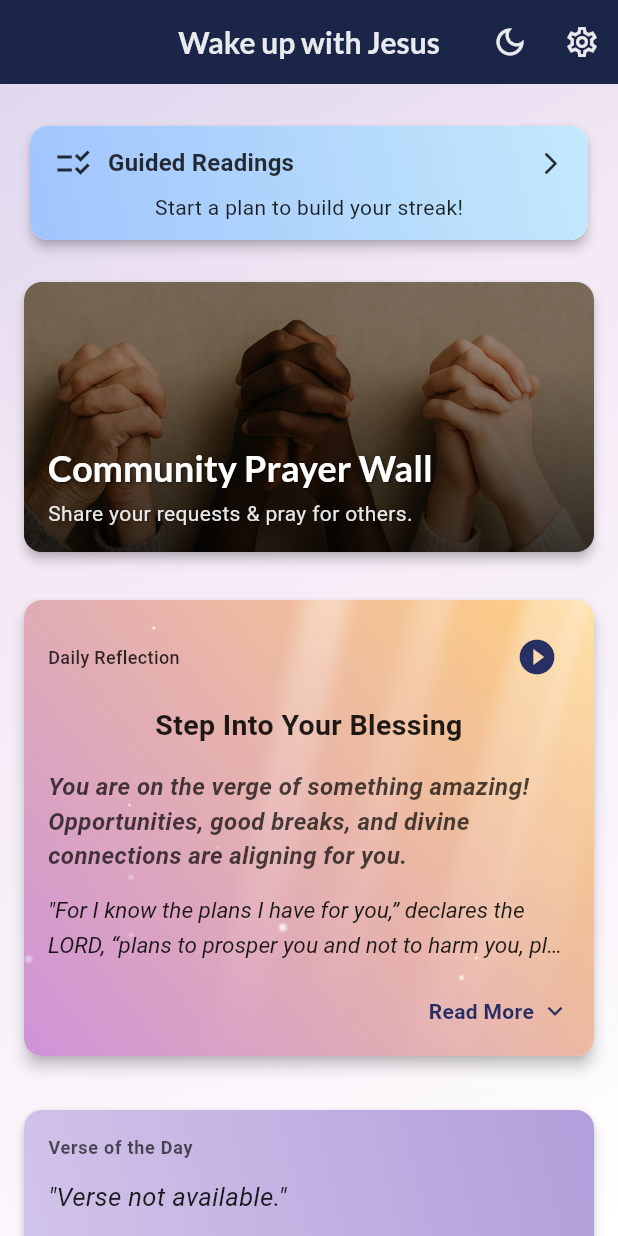
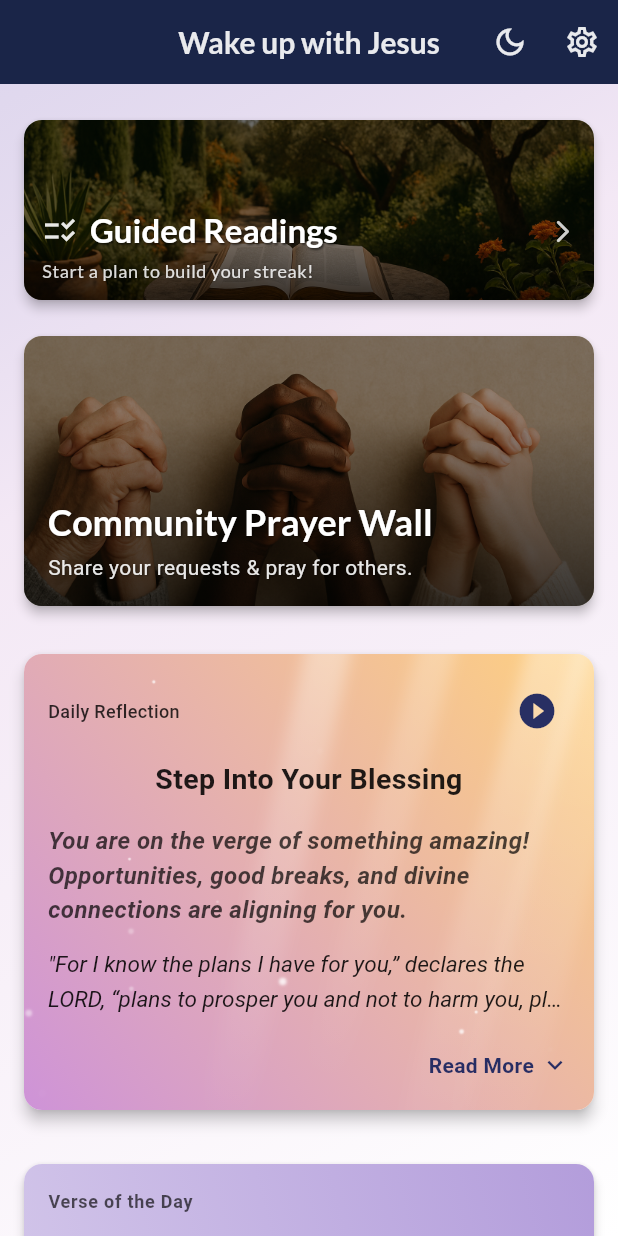
Before and after one commit to harleynelson/wwjd, a Flutter app: the screen it shows after launch, on a phone screen of 412 x 824 dp. Run offline on Flutter 3.47's test engine with Material 3 defaults, Android fonts, the phone set to English and light mode, and no system bars; our stand-ins replace audioplayers, cloud_firestore, firebase_auth, firebase_core, firebase_remote_config, google_fonts and 5 more; missing offline and left inert: firebase_app_check; accounts and stored records are empty; generated files the repository leaves out were written again; network calls fail.

Commit message:
reading plan card

```diff
--- a/lib/screens/home_screen.dart
+++ b/lib/screens/home_screen.dart
@@ -1,5 +1,6 @@
 // File: lib/screens/home_screen.dart
 // Updated to include Prayer Wall navigation and necessary checks.
+// Method: _buildStreakDisplay (updated part)
 
 import 'package:flutter/material.dart';
 import 'dart:math'; // For Random in _fetchCurrentStreak (if that logic remains) - Not directly used in provided snippet but kept for context
@@ -320,14 +321,23 @@ class _HomeScreenState extends State<HomeScreen> {
   }
 
   Widget _buildStreakDisplay(BuildContext context) {
-    final textTheme = Theme.of(context).textTheme;
+    final theme = Theme.of(context);
+    const String mainCtaText = "Guided Readings";
+    const IconData mainCtaIcon = Icons.checklist_rtl_outlined;
+
     return FutureBuilder<int>(
-      future: _streakFuture, // This future is now initialized at declaration
+      future: _streakFuture,
       builder: (context, snapshot) {
         if (snapshot.connectionState == ConnectionState.waiting && !snapshot.hasData && !snapshot.hasError) {
-          return const Padding(
-            padding: EdgeInsets.symmetric(vertical: 8.0),
-            child: Center(child: SizedBox(width: 24, height: 24, child: CircularProgressIndicator(strokeWidth: 2.5))),
+          // Show a loading shimmer or placeholder
+          return Card(
+            elevation: 3,
+            shape: RoundedRectangleBorder(borderRadius: BorderRadius.circular(12.0)),
+            clipBehavior: Clip.antiAlias,
+            child: SizedBox(
+              height: 120, // Approximate height of the card
+              child: Center(child: CircularProgressIndicator(color: theme.colorScheme.primary)),
+            ),
           );
         }
 
@@ -338,81 +348,97 @@ class _HomeScreenState extends State<HomeScreen> {
           streakCount = snapshot.data!;
         }
 
-        const String mainCtaText = "Guided Readings";
-        const IconData mainCtaIcon = Icons.checklist_rtl_outlined;
-        final Color mainCtaTextColor = Colors.black.withOpacity(0.8);
-
-        return Padding(
-          padding: const EdgeInsets.only(top: 8.0, bottom: 16.0),
-          child: Card(
-            elevation: 3,
+        return Card(
+          elevation: 3.0,
           shape: RoundedRectangleBorder(borderRadius: BorderRadius.circular(12.0)),
           clipBehavior: Clip.antiAlias,
+          margin: const EdgeInsets.only(top: 8.0, bottom: 16.0),
           child: InkWell(
             onTap: () {
               Navigator.push(context, MaterialPageRoute(builder: (context) => const ReadingPlansListScreen()))
                   .then((_) => _refreshAllData());
             },
-              child: Ink(
-                decoration: BoxDecoration(
-                  gradient: LinearGradient(
-                    colors: AppColors.sereneSkyGradient,
-                    begin: Alignment.bottomLeft,
-                    end: Alignment.topRight,
+            child: Stack(
+              alignment: Alignment.bottomLeft,
+              children: [
+                Ink.image(
+                  image: const AssetImage('assets/images/home/home_reading_plan.png'), // Placeholder path
+                  height: 120, // Adjust height as needed
+                  fit: BoxFit.cover,
+                  colorFilter: ColorFilter.mode(
+                    Colors.black.withOpacity(0.45), // Darken image for text visibility
+                    BlendMode.darken,
                   ),
                 ),
-                child: Padding(
-                  padding: const EdgeInsets.symmetric(horizontal: 16.0, vertical: 12.0),
+                Positioned.fill(
+                  child: Container(
+                     decoration: BoxDecoration(
+                      // Optional: Add a subtle gradient overlay from bottom to top for text readability
+                      gradient: LinearGradient(
+                        colors: [
+                          Colors.black.withOpacity(0.6), // Darker at the bottom
+                          Colors.transparent, // Fades to transparent at the top
+                        ],
+                        begin: Alignment.bottomCenter,
+                        end: Alignment.center, // Adjusted end point
+                        stops: const [0.0, 0.8], // Adjust stops for gradient extent
+                      ),
+                    ),
+                    padding: const EdgeInsets.all(12.0),
                     child: Column(
-                    mainAxisSize: MainAxisSize.min,
+                      mainAxisAlignment: MainAxisAlignment.end,
+                      crossAxisAlignment: CrossAxisAlignment.start,
                       children: [
                         Row(
                           mainAxisAlignment: MainAxisAlignment.spaceBetween,
                           children: [
                              Row(
                               children: [
-                              Icon(mainCtaIcon, color: mainCtaTextColor, size: 26),
-                              const SizedBox(width: 10.0),
-                              Text(mainCtaText, style: textTheme.titleMedium?.copyWith(fontWeight: FontWeight.bold, color: mainCtaTextColor)),
-                            ],
-                          ),
-                          Icon(Icons.arrow_forward_ios_rounded, size: 18, color: mainCtaTextColor.withOpacity(0.8))
-                        ],
-                      ),
-                      if (streakCount > 0) ...[
-                        Padding(
-                          padding: const EdgeInsets.only(top: 8.0, bottom: 4.0),
-                          child: Divider(color: mainCtaTextColor.withOpacity(0.3), height: 1),
-                        ),
-                        Row(
-                          mainAxisAlignment: MainAxisAlignment.center,
-                          mainAxisSize: MainAxisSize.min,
-                          children: [
-                            Icon(Icons.local_fire_department_rounded, color: Colors.redAccent.shade400, size: 20),
-                            const SizedBox(width: 6.0),
+                                Icon(mainCtaIcon, color: Colors.white.withOpacity(0.9), size: 24),
+                                const SizedBox(width: 8.0),
                                 Text(
-                              "$streakCount Day Streak!",
-                              style: textTheme.bodyLarge?.copyWith(
+                                  mainCtaText,
+                                  style: theme.textTheme.titleLarge?.copyWith(
+                                    color: Colors.white,
                                     fontWeight: FontWeight.bold,
-                                  color: Colors.black.withOpacity(0.85),
-                                  shadows: [ Shadow(blurRadius: 1.0, color: Colors.black.withOpacity(0.1), offset: const Offset(0.5, 0.5)) ]
+                                    shadows: [const Shadow(blurRadius: 1.0, color: Colors.black54, offset: Offset(1,1))],
                                   ),
                                 ),
                               ],
                             ),
-                      ] else ...[
-                          Padding(
-                            padding: const EdgeInsets.only(top: 6.0),
-                            child: Text(
+                             Icon(Icons.arrow_forward_ios_rounded, size: 18, color: Colors.white.withOpacity(0.8))
+                          ],
+                        ),
+                        const SizedBox(height: 4),
+                        if (streakCount > 0)
+                          Row(
+                            mainAxisSize: MainAxisSize.min,
+                            children: [
+                              Icon(Icons.local_fire_department_rounded, color: Colors.orangeAccent.shade100, size: 18),
+                              const SizedBox(width: 6.0),
+                              Text(
+                                "$streakCount Day Streak!",
+                                style: theme.textTheme.bodyMedium?.copyWith(
+                                  color: Colors.white.withOpacity(0.95),
+                                  fontWeight: FontWeight.w600,
+                                  shadows: [const Shadow(blurRadius: 1.0, color: Colors.black38, offset: Offset(0.5,0.5))],
+                                ),
+                              ),
+                            ],
+                          )
+                        else
+                          Text(
                             "Start a plan to build your streak!",
-                              style: textTheme.bodyMedium?.copyWith(color: mainCtaTextColor.withOpacity(0.85)),
+                             style: theme.textTheme.bodySmall?.copyWith(
+                                color: Colors.white.withOpacity(0.85),
+                                shadows: [const Shadow(blurRadius: 1.0, color: Colors.black38, offset: Offset(0.5,0.5))],
                                 ),
-                          )
-                        ]
+                          ),
                       ],
                     ),
                   ),
                 ),
+              ],
             ),
           ),
         );
```
Also changed, not shown: assets/images/home/home_reading_plan.png (added). Lines whose indentation alone changed are shown as unchanged.
